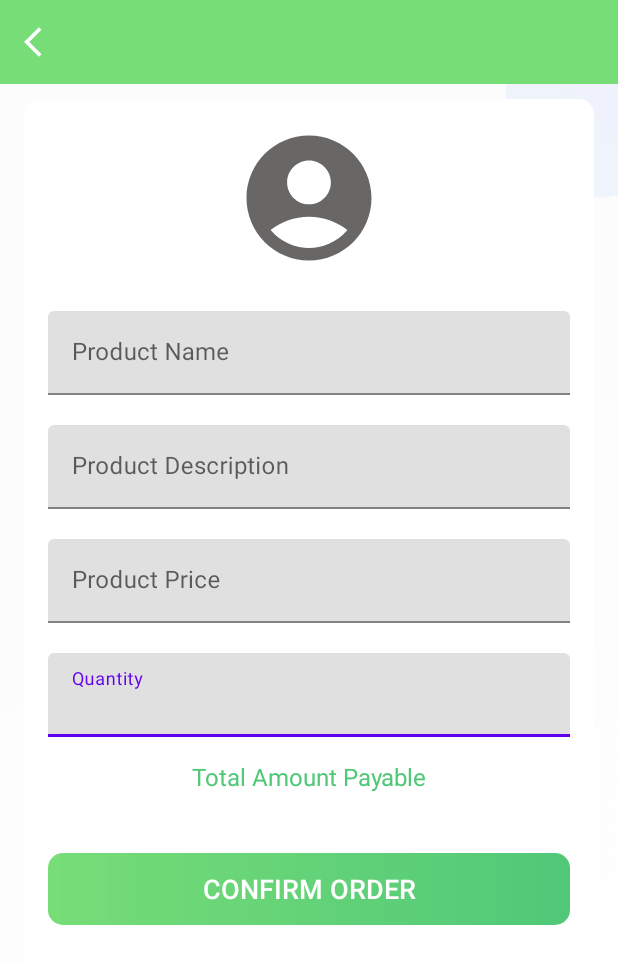
After one commit to the-original-copy/SmartMart, an Android app: the OrderConfirmation screen opened directly, with no data from a screen before it, on a phone screen of 412 x 824 dp. The commit adds this screen. Shown: the top 964 px of the screen. Run offline under Robolectric (Android 15) with nearby library versions, the phone set to English and light mode, and no system bars; our stand-ins replace CircleImageView, Firebase (no records; nobody signed in at launch, a user with empty details on screens opened directly).

Commit message:
Send User ID and Product ID

```diff
--- a/app/src/main/AndroidManifest.xml
+++ b/app/src/main/AndroidManifest.xml
@@ -23,9 +23,13 @@
         android:theme="@style/Theme.SmartMart"
         tools:targetApi="31">
         <activity
-            android:name=".activities.UpdateProduct"
+            android:name=".activities.OrderConfirmation"
             android:theme="@style/AppTheme.NoActionBar"
             android:exported="false" />
+        <activity
+            android:name=".activities.UpdateProduct"
+            android:exported="false"
+            android:theme="@style/AppTheme.NoActionBar" />
         <activity
             android:name=".activities.ProductDetailActivity"
             android:exported="false"
--- /dev/null
+++ b/app/src/main/java/com/smartherd/smartmart/activities/OrderConfirmation.kt
@@ -0,0 +1,29 @@
+package com.smartherd.smartmart.activities
+
+import androidx.appcompat.app.AppCompatActivity
+import android.os.Bundle
+import android.util.Log
+import android.view.WindowManager
+import com.smartherd.smartmart.R
+import com.smartherd.smartmart.databinding.ActivityOrderConfirmationBinding
+import com.smartherd.smartmart.utils.Constants
+
+class OrderConfirmation : BaseActivity() {
+    lateinit var binding: ActivityOrderConfirmationBinding
+    override fun onCreate(savedInstanceState: Bundle?) {
+        super.onCreate(savedInstanceState)
+        binding = ActivityOrderConfirmationBinding.inflate(layoutInflater)
+        setContentView(binding.root)
+        window.setFlags(
+            WindowManager.LayoutParams.FLAG_FULLSCREEN,
+            WindowManager.LayoutParams.FLAG_FULLSCREEN
+        )
+        setActionBar(binding.toolbarMyOrderActivity,"w")
+        if(intent.hasExtra(Constants.ID) && intent.hasExtra(Constants.INTENT_USER_ID)){
+            val customerID: String = intent.getStringExtra(Constants.INTENT_USER_ID)!!
+            val productID: String = intent.getStringExtra(Constants.ID)!!
+            Log.e("Customer ID",customerID)
+            Log.e("Product ID",productID)
+        }
+    }
+}
--- a/app/src/main/java/com/smartherd/smartmart/activities/ProductDetailActivity.kt
+++ b/app/src/main/java/com/smartherd/smartmart/activities/ProductDetailActivity.kt
@@ -6,6 +6,7 @@ import android.content.Intent
 import android.net.Uri
 import androidx.appcompat.app.AppCompatActivity
 import android.os.Bundle
+import android.util.Log
 import android.view.View
 import android.view.WindowManager
 import com.bumptech.glide.Glide
@@ -61,6 +62,15 @@ class ProductDetailActivity : BaseActivity() {
                 val googleMapIntent = Uri.parse("google.navigation:q=:$mLatitude,$mLongitude")
                 val mapIntent = Intent(Intent.ACTION_VIEW,googleMapIntent)
                 startActivity(mapIntent)
+            }
+
+            binding.btnOrder.setOnClickListener {
+                val intent = Intent(this,OrderConfirmation::class.java)
+                intent.putExtra(Constants.ID,productID)
+                Log.e("Product ID passed",productID)
+                intent.putExtra(Constants.INTENT_USER_ID,mUser.id)
+                Log.e("User ID passed",mUser.id)
+                startActivity(intent)
             }
         }
 
--- a/app/src/main/java/com/smartherd/smartmart/activities/ProfileActivity.kt
+++ b/app/src/main/java/com/smartherd/smartmart/activities/ProfileActivity.kt
@@ -52,7 +52,7 @@ class ProfileActivity : BaseActivity() {
         super.onCreate(savedInstanceState)
         setContentView(binding.root)
         setUpActionBar()
-        FireBaseClass().userDetails(this)
+        updateUserDetails()
         mFusedLocationClient = LocationServices.getFusedLocationProviderClient(this)
         if (Build.VERSION.SDK_INT >= Build.VERSION_CODES.LOLLIPOP) {
             window.addFlags(WindowManager.LayoutParams.FLAG_DRAWS_SYSTEM_BAR_BACKGROUNDS);
@@ -91,6 +91,11 @@ class ProfileActivity : BaseActivity() {
 //            intent.data = Uri.parse("tel:" + mUserDetails.mobile)
 //            startActivity(intent)
 //        }
+    }
+
+    fun updateUserDetails() {
+        showProgressDialog("Fetching data...")
+        FireBaseClass().userDetails(this)
     }
 
     private fun showProgressDialog(text: String) {
--- a/app/src/main/java/com/smartherd/smartmart/utils/Constants.kt
+++ b/app/src/main/java/com/smartherd/smartmart/utils/Constants.kt
@@ -2,6 +2,7 @@ package com.smartherd.smartmart.utils
 
 object Constants {
     const val ID: String = "id"
+    const val INTENT_USER_ID: String = "user_id"
     const val USERS: String = "users"
     const val FARMERS: String = "farmers"
     const val CUSTOMERS: String = "customers"
--- /dev/null
+++ b/app/src/main/res/layout/activity_order_confirmation.xml
@@ -0,0 +1,145 @@
+<?xml version="1.0" encoding="utf-8"?>
+
+<LinearLayout xmlns:android="http://schemas.android.com/apk/res/android"
+    xmlns:app="http://schemas.android.com/apk/res-auto"
+    xmlns:tools="http://schemas.android.com/tools"
+    android:layout_width="match_parent"
+    android:layout_height="match_parent"
+    android:orientation="vertical"
+    tools:context=".activities.OrderConfirmation">
+
+    <com.google.android.material.appbar.AppBarLayout
+        android:layout_width="match_parent"
+        android:layout_height="wrap_content"
+        android:theme="@style/AppTheme.AppBarOverlay">
+
+        <androidx.appcompat.widget.Toolbar
+            android:id="@+id/toolbar_my_order_activity"
+            android:layout_width="match_parent"
+            android:layout_height="?attr/actionBarSize"
+            android:background="@color/colorPrimary"
+            app:popupTheme="@style/AppTheme.PopupOverlay" />
+    </com.google.android.material.appbar.AppBarLayout>
+
+    <LinearLayout
+        android:layout_width="match_parent"
+        android:layout_height="match_parent"
+        android:background="@drawable/whitebackground">
+
+        <androidx.cardview.widget.CardView
+            android:layout_width="match_parent"
+            android:layout_height="match_parent"
+            android:layout_marginStart="@dimen/my_profile_screen_content_marginStartEnd"
+            android:layout_marginTop="@dimen/my_profile_screen_content_marginTopBottom"
+            android:layout_marginEnd="@dimen/my_profile_screen_content_marginStartEnd"
+            android:layout_marginBottom="@dimen/my_profile_screen_content_marginTopBottom"
+            android:elevation="@dimen/card_view_elevation"
+            app:cardCornerRadius="@dimen/card_view_corner_radius">
+
+            <LinearLayout
+                android:layout_width="match_parent"
+                android:layout_height="wrap_content"
+                android:gravity="center_horizontal"
+                android:orientation="vertical"
+                android:padding="@dimen/my_profile_screen_content_padding">
+
+                <de.hdodenhof.circleimageview.CircleImageView
+                    android:id="@+id/iv_order_image"
+                    android:layout_width="@dimen/my_profile_user_image_size"
+                    android:layout_height="@dimen/my_profile_user_image_size"
+                    android:src="@drawable/ic_baseline_account_circle_24" />
+
+                <com.google.android.material.textfield.TextInputLayout
+                    android:layout_width="match_parent"
+                    android:layout_height="wrap_content"
+                    android:layout_marginTop="@dimen/my_profile_name_til_marginTop">
+
+                    <androidx.appcompat.widget.AppCompatEditText
+                        android:id="@+id/et_product_name"
+                        android:layout_width="match_parent"
+                        android:layout_height="wrap_content"
+                        android:focusable="false"
+                        android:hint="Product Name"
+                        android:textSize="@dimen/et_text_size" />
+
+                </com.google.android.material.textfield.TextInputLayout>
+
+                <com.google.android.material.textfield.TextInputLayout
+                    android:layout_width="match_parent"
+                    android:layout_height="wrap_content"
+                    android:layout_marginTop="@dimen/my_profile_et_email_marginTop">
+
+                    <!--TODO (Here we make the email EditText as focusable false. As it should not be editable.)-->
+                    <androidx.appcompat.widget.AppCompatEditText
+                        android:id="@+id/et_product_description"
+                        android:layout_width="match_parent"
+                        android:layout_height="wrap_content"
+                        android:focusable="false"
+                        android:focusableInTouchMode="false"
+                        android:hint="Product Description"
+                        android:inputType="textEmailAddress"
+                        android:textSize="@dimen/et_text_size" />
+
+                </com.google.android.material.textfield.TextInputLayout>
+
+                <com.google.android.material.textfield.TextInputLayout
+                    android:layout_width="match_parent"
+                    android:layout_height="wrap_content"
+                    android:layout_marginTop="@dimen/my_profile_et_mobile_marginTop">
+
+                    <androidx.appcompat.widget.AppCompatEditText
+                        android:id="@+id/et_product_price"
+                        android:layout_width="match_parent"
+                        android:layout_height="wrap_content"
+                        android:focusable="false"
+                        android:hint="Product Price"
+                        android:inputType="phone"
+                        android:textSize="@dimen/et_text_size" />
+
+                </com.google.android.material.textfield.TextInputLayout>
+
+                <com.google.android.material.textfield.TextInputLayout
+                    android:layout_width="match_parent"
+                    android:layout_height="wrap_content"
+                    android:layout_marginTop="@dimen/my_profile_et_mobile_marginTop">
+
+                    <androidx.appcompat.widget.AppCompatEditText
+                        android:id="@+id/et_quantity"
+                        android:layout_width="match_parent"
+                        android:layout_height="wrap_content"
+                        android:hint="Quantity"
+                        android:inputType="number"
+                        android:textSize="@dimen/et_text_size" />
+
+                </com.google.android.material.textfield.TextInputLayout>
+
+                <TextView
+                    android:id="@+id/total_amount_payable"
+                    android:layout_width="match_parent"
+                    android:layout_height="wrap_content"
+                    android:layout_marginTop="5dp"
+                    android:gravity="center"
+                    android:padding="10dp"
+                    android:text="Total Amount Payable"
+                    android:textColor="@color/lightPaleGreen"
+                    android:textSize="16sp"/>
+
+
+                <androidx.appcompat.widget.AppCompatButton
+                    android:id="@+id/btn_confirm_order"
+                    android:layout_width="match_parent"
+                    android:layout_height="wrap_content"
+                    android:layout_gravity="center"
+                    android:layout_marginTop="@dimen/my_profile_btn_update_marginTop"
+                    android:background="@drawable/shape_button_rounded"
+                    android:foreground="?attr/selectableItemBackground"
+                    android:gravity="center"
+                    android:paddingTop="@dimen/btn_paddingTopBottom"
+                    android:paddingBottom="@dimen/btn_paddingTopBottom"
+                    android:text="Confirm Order"
+                    android:textColor="@android:color/white"
+                    android:textSize="@dimen/btn_text_size" />
+            </LinearLayout>
+        </androidx.cardview.widget.CardView>
+    </LinearLayout>
+</LinearLayout><!--END-->
```
